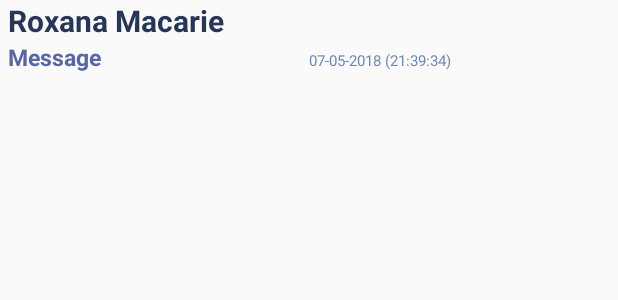
After one commit to roxanamacarie/Stalker, an Android app: the layout friend_chat.xml on its own in the app's theme, with its tools: preview values and no code run, on a phone screen of 412 x 824 dp. The commit adds this screen. Shown: the top 300 px of the screen. Run offline under Robolectric (Android 15) with nearby library versions, the phone set to English and light mode, and no system bars.

Commit message:
Added chat

```diff
--- a/app/build.gradle
+++ b/app/build.gradle
@@ -42,7 +42,6 @@ dependencies {
     compile 'com.google.firebase:firebase-auth:11.0.4'
     compile 'com.google.firebase:firebase-database:11.0.4'
 
-
 }
 
 apply plugin: 'com.google.gms.google-services'
--- a/app/src/main/AndroidManifest.xml
+++ b/app/src/main/AndroidManifest.xml
@@ -44,7 +44,10 @@
                 <data android:scheme="@string/fb_login_protocol_scheme" />
             </intent-filter>
         </activity>
-
+        <activity
+            android:name="com.example.macarie.stalker.ChatFriendsActivity"
+            android:theme="@style/AppTheme.NoActionBar">
+        </activity>
         <service android:name=".LocationService"/>
 
 
--- a/app/src/main/java/com/example/macarie/stalker/MainActivity.java
+++ b/app/src/main/java/com/example/macarie/stalker/MainActivity.java
@@ -112,6 +112,9 @@ public class MainActivity extends AppCompatActivity {
                                 selectedFragment = FriendsFragment.newInstance();
                                 break;
                             case R.id.chat:
+                               // Intent myIntent = new Intent(MainActivity.this, ChatFriendsActivity.class);
+                               // MainActivity.this.startActivity(myIntent);
+
                                 selectedFragment = ChatFragment.newInstance();
                                 break;
                         }
--- a/app/src/main/res/layout/activity_main.xml
+++ b/app/src/main/res/layout/activity_main.xml
@@ -46,7 +46,7 @@
         android:layout_alignParentBottom="true"
         android:layout_alignParentLeft="true"
         android:background="@color/indigo"
-        android:visibility="visible"
+        android:visibility="gone"
         app:layout_constraintBottom_toBottomOf="parent"
         app:layout_constraintLeft_toLeftOf="parent"
         app:layout_constraintRight_toRightOf="parent"
--- /dev/null
+++ b/app/src/main/res/layout/friend_chat.xml
@@ -0,0 +1,53 @@
+<?xml version="1.0" encoding="utf-8"?>
+<LinearLayout
+    xmlns:android="http://schemas.android.com/apk/res/android" android:layout_width="match_parent"
+    android:layout_height="match_parent"
+    android:orientation="vertical">
+
+    <TextView
+        android:id="@+id/friendName"
+        android:layout_width="match_parent"
+        android:layout_height="wrap_content"
+        android:layout_marginLeft="5dp"
+        android:gravity="center"
+        android:textAlignment="textStart"
+        android:textColor="@color/indigo"
+        android:textStyle="bold"
+        android:textSize="20dp"
+        android:text="Roxana Macarie"/>
+
+    <LinearLayout
+        android:layout_width="match_parent"
+        android:layout_height="wrap_content"
+        android:orientation="horizontal"
+        android:weightSum="1">
+
+        <TextView
+            android:id="@+id/lastMessage"
+            android:layout_width="0dp"
+            android:layout_weight="0.5"
+            android:layout_marginLeft="5dp"
+            android:layout_height="wrap_content"
+            android:gravity="center"
+            android:textAlignment="textStart"
+            android:textColor="@color/darkblue"
+            android:textStyle="bold"
+            android:textSize="15dp"
+            android:text="Message"/>
+
+        <TextView
+            android:id="@+id/lastDateMessage"
+            android:layout_width="0dp"
+            android:layout_height="wrap_content"
+            android:layout_marginRight="5dp"
+            android:layout_weight="0.5"
+            android:gravity="center"
+            android:textAlignment="textStart"
+            android:textColor="@color/blue"
+            android:textSize="10dp"
+            android:text="07-05-2018 (21:39:34)"/>
+
+    </LinearLayout>
+
+
+</LinearLayout>
--- a/app/src/main/res/layout/home.xml
+++ b/app/src/main/res/layout/home.xml
@@ -13,7 +13,7 @@
         android:layout_centerHorizontal="true"
         android:layout_marginTop="168dp"
         android:text="Activate Location"
-        android:textColor="#000"
+        android:textColor="@color/indigo"
         android:textSize="20sp"
         app:layout_constraintBottom_toBottomOf="parent"
         app:layout_constraintLeft_toLeftOf="parent"
```
Also changed, not shown: app/src/main/java/com/example/macarie/stalker/ChatFragment.java (+112 -1 lines), app/src/main/java/com/example/macarie/stalker/ChatFriendsActivity.java (added, +87 -0 lines), app/src/main/java/com/example/macarie/stalker/ChatMessage.java (added, +50 -0 lines), app/src/main/java/com/example/macarie/stalker/FriendsFragment.java (+25 -4 lines), app/src/main/res/drawable/ic_send_black_24dp.xml (added, +9 -0 lines), app/src/main/res/layout/chat_friend.xml (added, +63 -0 lines), app/src/main/res/layout/friends.xml (+3 -4 lines), app/src/main/res/layout/friends_list_chat.xml (added, +14 -0 lines), app/src/main/res/layout/message.xml (added, +31 -0 lines), app/src/main/res/drawable-hdpi/ic_stat_name.png (added), app/src/main/res/drawable-mdpi/ic_stat_name.png (added), app/src/main/res/drawable-xhdpi/ic_stat_name.png (added), app/src/main/res/drawable-xxhdpi/ic_stat_name.png (added), 117 other files.
